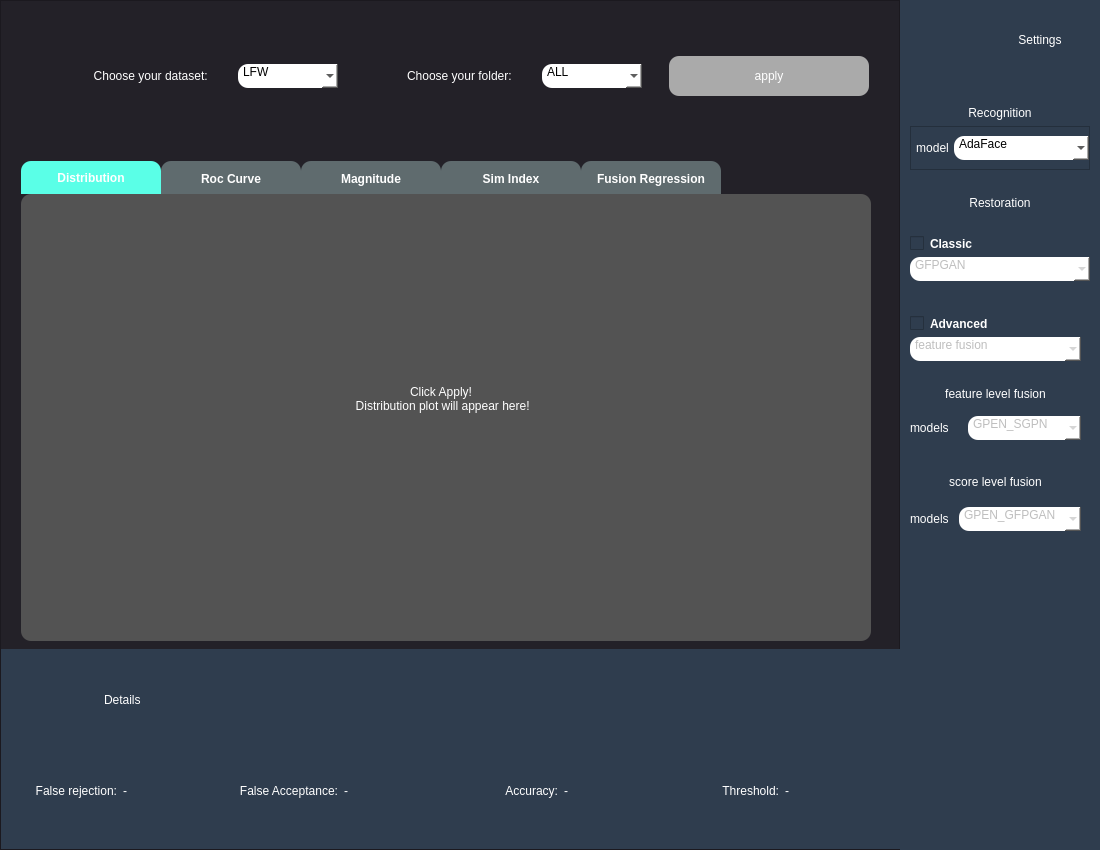
Old version of the form demo_app/uis/foldsverif.ui in the repository souhila1806/PFE_APP.
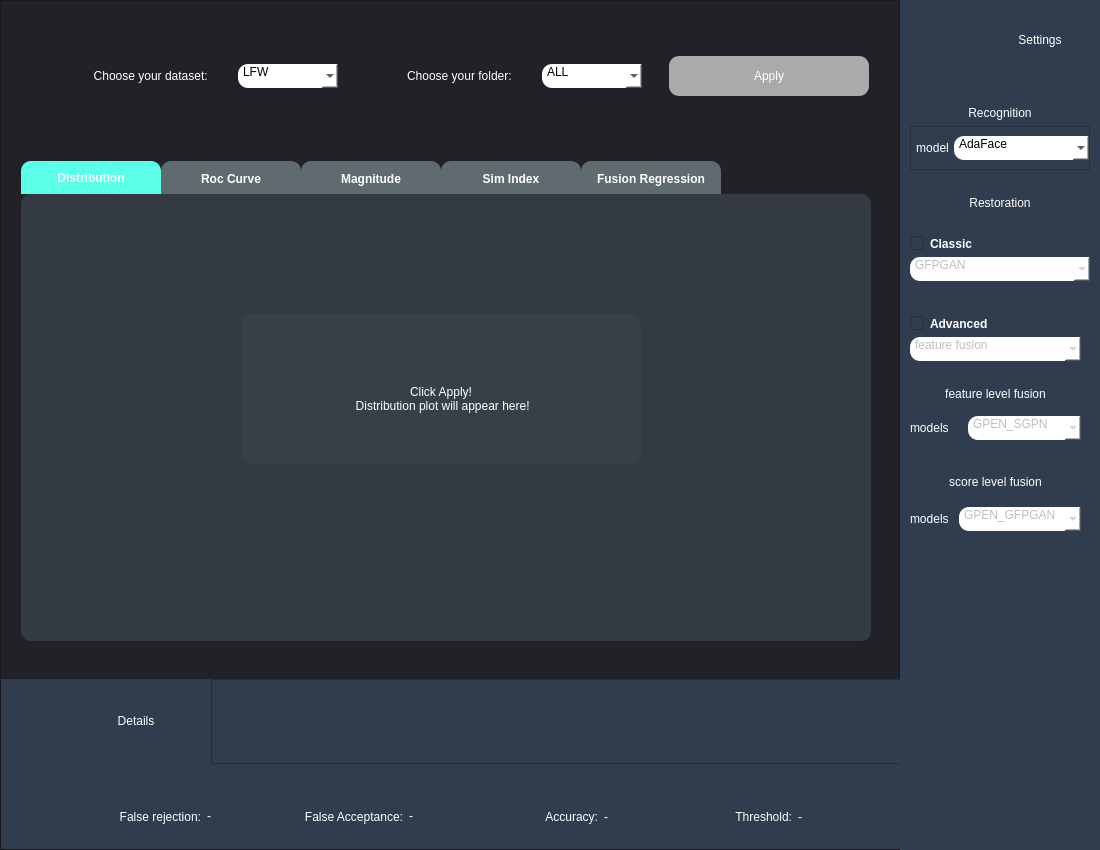
New version of the form. The open tabs and pages were chosen to show the change. Icons and pictures are not drawn.

Diff of the .ui file:
```diff
--- a/demo_app/uis/foldsverif.ui
+++ b/demo_app/uis/foldsverif.ui
@@ -379,7 +379,7 @@
 font: 75 10pt &quot;Georgia&quot;;</string>
            </property>
            <property name="text">
-            <string>apply</string>
+            <string>Apply</string>
            </property>
           </widget>
          </item>
@@ -452,7 +452,7 @@
               </size>
              </property>
              <property name="styleSheet">
-              <string notr="true">background-color:rgb(83, 83, 83);
+              <string notr="true">background-color:rgba(56, 64, 73, 0.8);
 border-radius: 10px;</string>
              </property>
              <property name="frameShape">
@@ -836,13 +836,13 @@
         <property name="minimumSize">
          <size>
           <width>900</width>
-          <height>200</height>
+          <height>170</height>
          </size>
         </property>
         <property name="maximumSize">
          <size>
           <width>900</width>
-          <height>200</height>
+          <height>170</height>
          </size>
         </property>
         <property name="styleSheet">
@@ -870,14 +870,14 @@
             <number>0</number>
            </property>
            <property name="leftMargin">
-            <number>40</number>
+            <number>10</number>
            </property>
            <item>
             <widget class="QLabel" name="label_13">
              <property name="maximumSize">
               <size>
-               <width>60</width>
-               <height>16777215</height>
+               <width>50</width>
+               <height>50</height>
               </size>
              </property>
              <property name="text">
@@ -892,21 +892,31 @@
             <widget class="QLabel" name="result">
              <property name="maximumSize">
               <size>
-               <width>16777215</width>
+               <width>150</width>
                <height>50</height>
               </size>
              </property>
              <property name="styleSheet">
               <string notr="true">color: rgb(255, 255, 255);
 font: 12pt &quot;Georgia&quot;;
-padding-top:20px
+
 </string>
              </property>
              <property name="text">
               <string>Details</string>
              </property>
              <property name="alignment">
-              <set>Qt::AlignLeading|Qt::AlignLeft|Qt::AlignVCenter</set>
+              <set>Qt::AlignCenter</set>
+             </property>
+            </widget>
+           </item>
+           <item>
+            <widget class="QFrame" name="frame">
+             <property name="frameShape">
+              <enum>QFrame::StyledPanel</enum>
+             </property>
+             <property name="frameShadow">
+              <enum>QFrame::Raised</enum>
              </property>
             </widget>
            </item>
@@ -924,6 +934,13 @@
             <property name="spacing">
              <number>0</number>
             </property>
+            <item>
+             <widget class="QLabel" name="label_6">
+              <property name="text">
+               <string/>
+              </property>
+             </widget>
+            </item>
             <item>
              <widget class="QLabel" name="label_3">
               <property name="styleSheet">
```
Left out of the diff: 12 changed lines with no effect on the pictures.
